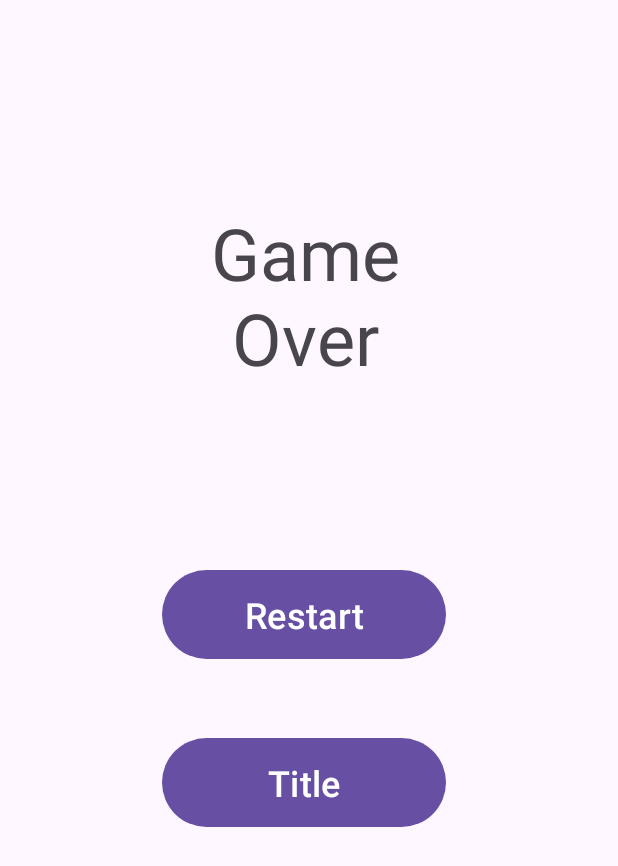
After one commit to Thomas-Coulson/MobileGamesDev, an Android app: the EndScreenActivity screen opened directly, with no data from a screen before it, on a phone screen of 412 x 824 dp. The commit adds this screen. Shown: the top 866 px of the screen. Run offline under Robolectric (Android 15) with nearby library versions, the phone set to English and light mode, and no system bars.

Commit message:
Added Game Cycling
- Added level toggle
- Added Endscreen with game cycling
- Added better synced level and bg loading

```diff
--- a/app/src/main/AndroidManifest.xml
+++ b/app/src/main/AndroidManifest.xml
@@ -21,6 +21,7 @@
             </intent-filter>
         </activity>
         <activity android:name=".GameActivity"/>
+        <activity android:name=".EndScreenActivity"/>
     </application>
 
 </manifest>
--- /dev/null
+++ b/app/src/main/java/com/example/mobilegamedev_a0050289/EndScreenActivity.java
@@ -0,0 +1,42 @@
+package com.example.mobilegamedev_a0050289;
+
+import androidx.appcompat.app.AppCompatActivity;
+import android.content.Intent;
+import android.util.Log;
+import android.view.View;
+import android.os.Bundle;
+import android.widget.Button;
+
+public class EndScreenActivity extends AppCompatActivity {
+//Main menu activity
+
+    Button restartButton;
+    Button titleButton;
+
+    @Override
+    protected void onCreate(Bundle savedInstanceState) {
+        super.onCreate(savedInstanceState);
+        setContentView(R.layout.activity_gameover);
+
+        restartButton = findViewById(R.id.restartButton);
+        restartButton.setOnClickListener(this::onTouchRestart);
+
+        titleButton = findViewById(R.id.titleButton);
+        titleButton.setOnClickListener(this::onTouchTitle);
+    }
+
+    public void onTouchRestart(View view)
+    {
+        //move to GameActivity when pressed
+        Intent intent = new Intent(this, GameActivity.class);
+        startActivity(intent);
+    }
+
+    public void onTouchTitle(View view)
+    {
+        //move to MainActivity when pressed
+        Intent intent = new Intent(this, MainActivity.class);
+        startActivity(intent);
+    }
+
+}
--- a/app/src/main/java/com/example/mobilegamedev_a0050289/MainActivity.java
+++ b/app/src/main/java/com/example/mobilegamedev_a0050289/MainActivity.java
@@ -24,9 +24,9 @@ public class MainActivity extends AppCompatActivity {
     public void onTouchStartGame(View view)
     {
         //move to GameActivity when pressed
-        Log.d("onTouchStartGame", "Button Pressed");
+        //Log.d("onTouchStartGame", "Button Pressed");
         Intent intent = new Intent(this, GameActivity.class);
-        Log.d("onTouchStartGame", "Intent made");
+        //Log.d("onTouchStartGame", "Intent made");
         startActivity(intent);
     }
 
--- /dev/null
+++ b/app/src/main/res/layout/activity_gameover.xml
@@ -0,0 +1,41 @@
+<?xml version="1.0" encoding="utf-8"?>
+<androidx.constraintlayout.widget.ConstraintLayout xmlns:android="http://schemas.android.com/apk/res/android"
+    xmlns:app="http://schemas.android.com/apk/res-auto"
+    xmlns:tools="http://schemas.android.com/tools"
+    android:layout_width="match_parent"
+    android:layout_height="match_parent">
+
+    <TextView
+        android:id="@+id/textView2"
+        android:layout_width="207dp"
+        android:layout_height="122dp"
+        android:layout_marginStart="100dp"
+        android:layout_marginTop="136dp"
+        android:text="Game Over"
+        android:textAlignment="center"
+        android:textSize="48sp"
+        app:layout_constraintStart_toStartOf="parent"
+        app:layout_constraintTop_toTopOf="parent" />
+
+    <Button
+        android:id="@+id/restartButton"
+        android:layout_width="189dp"
+        android:layout_height="67dp"
+        android:layout_marginStart="108dp"
+        android:layout_marginTop="376dp"
+        android:text="Restart"
+        android:textSize="24sp"
+        app:layout_constraintStart_toStartOf="parent"
+        app:layout_constraintTop_toTopOf="parent" />
+
+    <Button
+        android:id="@+id/titleButton"
+        android:layout_width="189dp"
+        android:layout_height="67dp"
+        android:layout_marginStart="108dp"
+        android:layout_marginTop="488dp"
+        android:text="Title"
+        android:textSize="24sp"
+        app:layout_constraintStart_toStartOf="parent"
+        app:layout_constraintTop_toTopOf="parent" />
+</androidx.constraintlayout.widget.ConstraintLayout>
```
Also changed, not shown: app/src/main/java/com/example/mobilegamedev_a0050289/GameActivity.java (+13 -1 lines), app/src/main/java/com/example/mobilegamedev_a0050289/GameView.java (+40 -12 lines), app/src/main/res/layout/activity_game.xml (+23 -0 lines).
